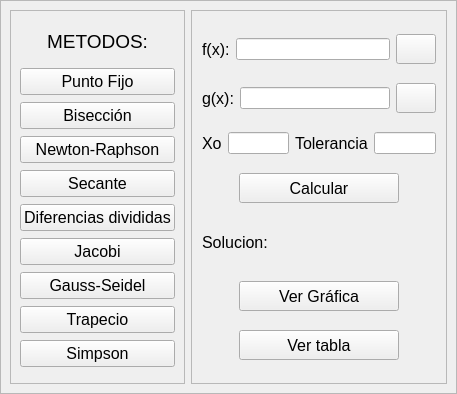
Before: the Qt Designer form GUI_calculadora.ui in juandiegogg1801/Proyecto-Metodos, drawn with Qt 5.
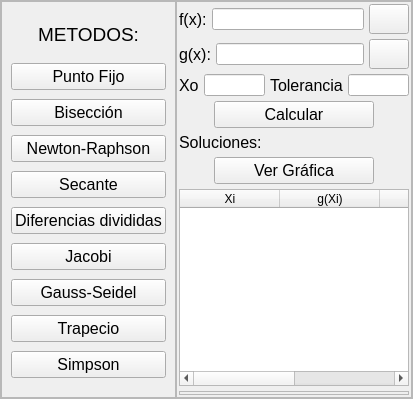
After: the same form once the commit is applied. Icons and pictures are not drawn.

Commit message: tabla punto fijo

What changed in the file:
```diff
--- a/GUI_calculadora.ui
+++ b/GUI_calculadora.ui
@@ -6,8 +6,8 @@
    <rect>
     <x>0</x>
     <y>0</y>
-    <width>457</width>
-    <height>394</height>
+    <width>413</width>
+    <height>399</height>
    </rect>
   </property>
   <property name="windowTitle">
@@ -38,8 +38,26 @@
       <property name="frameShadow">
        <enum>QFrame::Raised</enum>
       </property>
-      <layout class="QHBoxLayout" name="horizontalLayout" stretch="2,6">
-       <item>
+      <layout class="QFormLayout" name="formLayout">
+       <property name="horizontalSpacing">
+        <number>0</number>
+       </property>
+       <property name="verticalSpacing">
+        <number>0</number>
+       </property>
+       <property name="leftMargin">
+        <number>0</number>
+       </property>
+       <property name="topMargin">
+        <number>0</number>
+       </property>
+       <property name="rightMargin">
+        <number>0</number>
+       </property>
+       <property name="bottomMargin">
+        <number>0</number>
+       </property>
+       <item row="0" column="0">
         <widget class="QFrame" name="frame_2">
          <property name="minimumSize">
           <size>
@@ -192,7 +210,7 @@
          </layout>
         </widget>
        </item>
-       <item>
+       <item row="0" column="1">
         <widget class="QFrame" name="frame_3">
          <property name="frameShape">
           <enum>QFrame::StyledPanel</enum>
@@ -222,11 +240,26 @@
              <number>0</number>
             </property>
             <widget class="QWidget" name="page_punto_fijo">
-             <layout class="QGridLayout" name="gridLayout">
-              <item row="0" column="0">
-               <layout class="QGridLayout" name="gridLayout_2">
-                <item row="0" column="0">
-                 <layout class="QVBoxLayout" name="verticalLayout_5">
+             <layout class="QVBoxLayout" name="verticalLayout_6">
+              <property name="spacing">
+               <number>5</number>
+              </property>
+              <property name="leftMargin">
+               <number>1</number>
+              </property>
+              <property name="topMargin">
+               <number>1</number>
+              </property>
+              <property name="rightMargin">
+               <number>1</number>
+              </property>
+              <property name="bottomMargin">
+               <number>1</number>
+              </property>
+              <item>
+               <layout class="QHBoxLayout" name="horizontalLayout">
+                <item>
+                 <layout class="QHBoxLayout" name="horizontalLayout_8">
                   <item>
                    <layout class="QGridLayout" name="gridLayout_3">
                     <item row="0" column="0">
@@ -249,12 +282,6 @@
                         <height>30</height>
                        </size>
                       </property>
-                      <property name="maximumSize">
-                       <size>
-                        <width>66</width>
-                        <height>35</height>
-                       </size>
-                      </property>
                       <property name="text">
                        <string/>
                       </property>
@@ -279,7 +306,7 @@
                 </item>
                </layout>
               </item>
-              <item row="1" column="0">
+              <item>
                <layout class="QHBoxLayout" name="horizontalLayout_3">
                 <item>
                  <widget class="QLabel" name="label_4">
@@ -321,41 +348,7 @@
                 </item>
                </layout>
               </item>
-              <item row="4" column="0">
-               <layout class="QHBoxLayout" name="horizontalLayout_6">
-                <property name="spacing">
-                 <number>4</number>
-                </property>
-                <property name="sizeConstraint">
-                 <enum>QLayout::SetDefaultConstraint</enum>
-                </property>
-                <item>
-                 <widget class="QLabel" name="result_Label">
-                  <property name="minimumSize">
-                   <size>
-                    <width>0</width>
-                    <height>0</height>
-                   </size>
-                  </property>
-                  <property name="maximumSize">
-                   <size>
-                    <width>300</width>
-                    <height>40</height>
-                   </size>
-                  </property>
-                  <property name="font">
-                   <font>
-                    <pointsize>12</pointsize>
-                   </font>
-                  </property>
-                  <property name="text">
-                   <string>Solucion:</string>
-                  </property>
-                 </widget>
-                </item>
-               </layout>
-              </item>
-              <item row="2" column="0">
+              <item>
                <layout class="QHBoxLayout" name="horizontalLayout_4">
                 <item>
                  <widget class="QLabel" name="label_5">
@@ -389,7 +382,7 @@
                 </item>
                </layout>
               </item>
-              <item row="3" column="0">
+              <item>
                <layout class="QHBoxLayout" name="horizontalLayout_5">
                 <item>
                  <widget class="QPushButton" name="calcularButton">
@@ -411,7 +404,41 @@
                 </item>
                </layout>
               </item>
-              <item row="5" column="0">
+              <item>
+               <layout class="QHBoxLayout" name="horizontalLayout_6">
+                <property name="spacing">
+                 <number>4</number>
+                </property>
+                <property name="sizeConstraint">
+                 <enum>QLayout::SetDefaultConstraint</enum>
+                </property>
+                <item>
+                 <widget class="QLabel" name="result_Label">
+                  <property name="minimumSize">
+                   <size>
+                    <width>0</width>
+                    <height>0</height>
+                   </size>
+                  </property>
+                  <property name="maximumSize">
+                   <size>
+                    <width>300</width>
+                    <height>40</height>
+                   </size>
+                  </property>
+                  <property name="font">
+                   <font>
+                    <pointsize>12</pointsize>
+                   </font>
+                  </property>
+                  <property name="text">
+                   <string>Soluciones:</string>
+                  </property>
+                 </widget>
+                </item>
+               </layout>
+              </item>
+              <item>
                <layout class="QHBoxLayout" name="horizontalLayout_7">
                 <item>
                  <widget class="QPushButton" name="graf_button">
@@ -433,27 +460,62 @@
                 </item>
                </layout>
               </item>
-              <item row="6" column="0">
-               <layout class="QHBoxLayout" name="horizontalLayout_9">
-                <item>
-                 <widget class="QPushButton" name="tab_button">
-                  <property name="maximumSize">
-                   <size>
-                    <width>160</width>
-                    <height>30</height>
-                   </size>
-                  </property>
-                  <property name="font">
-                   <font>
-                    <pointsize>12</pointsize>
-                   </font>
-                  </property>
-                  <property name="text">
-                   <string>Ver tabla</string>
-                  </property>
-                 </widget>
-                </item>
-               </layout>
+              <item>
+               <widget class="QTableWidget" name="table_puntoFijo">
+                <column>
+                 <property name="text">
+                  <string>Xi</string>
+                 </property>
+                </column>
+                <column>
+                 <property name="text">
+                  <string>g(Xi)</string>
+                 </property>
+                </column>
+                <column>
+                 <property name="text">
+                  <string>f(Xi)</string>
+                 </property>
+                </column>
+                <column>
+                 <property name="text">
+                  <string>Error</string>
+                 </property>
+                </column>
+               </widget>
+              </item>
+              <item>
+               <widget class="QFrame" name="tabla_frame">
+                <property name="maximumSize">
+                 <size>
+                  <width>300</width>
+                  <height>300</height>
+                 </size>
+                </property>
+                <property name="frameShape">
+                 <enum>QFrame::StyledPanel</enum>
+                </property>
+                <property name="frameShadow">
+                 <enum>QFrame::Raised</enum>
+                </property>
+                <layout class="QHBoxLayout" name="horizontalLayout_2">
+                 <property name="spacing">
+                  <number>0</number>
+                 </property>
+                 <property name="leftMargin">
+                  <number>1</number>
+                 </property>
+                 <property name="topMargin">
+                  <number>1</number>
+                 </property>
+                 <property name="rightMargin">
+                  <number>1</number>
+                 </property>
+                 <property name="bottomMargin">
+                  <number>1</number>
+                 </property>
+                </layout>
+               </widget>
               </item>
              </layout>
             </widget>
```
Left out of the diff: 15 changed lines with no effect on the pictures. The commit also changes 1 other file.
